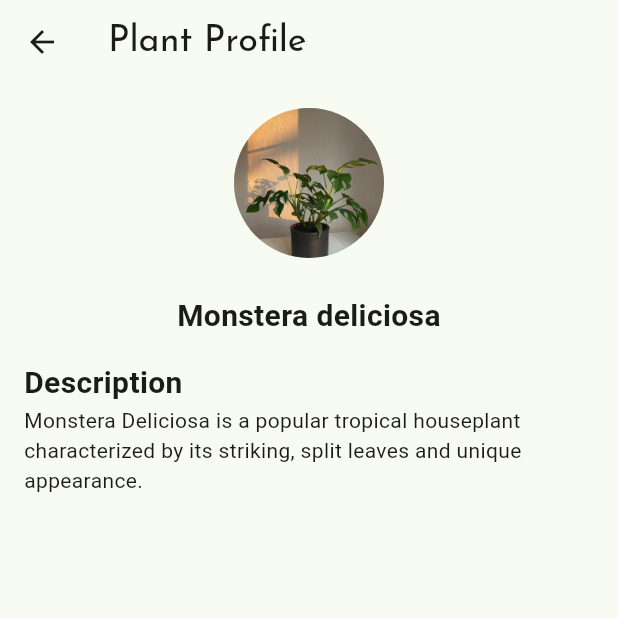
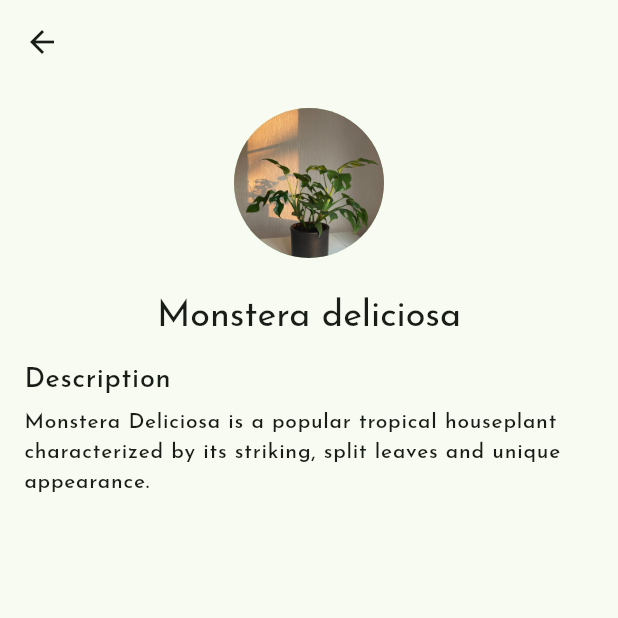
Before and after one commit to vanhalenar/plantapp, a Flutter app: the AddPlant screen opened directly, after a tap on "Monstera deliciosa", on a phone screen of 412 x 824 dp, the top half of it. Run offline on Flutter 3.47's test engine with Material 2 defaults, Android fonts, the phone set to English and light mode, and no system bars; our stand-ins replace google_fonts.

Commit message:
corrected font in plant database and profile

```diff
--- a/lib/main.dart
+++ b/lib/main.dart
@@ -26,6 +26,9 @@ class MyApp extends StatelessWidget {
             titleMedium: GoogleFonts.josefinSans(
               fontSize: 18,
               color: const Color(0xAA6E7487),
+            ),
+            labelSmall: GoogleFonts.josefinSans(
+              fontSize: 14,
             ),
             labelMedium: GoogleFonts.josefinSans(
               fontSize: 18,
--- a/lib/view/add_plant.dart
+++ b/lib/view/add_plant.dart
@@ -96,10 +96,7 @@ class PlantCard extends StatelessWidget {
                   children: [
                     Text(
                       plant.latin, // Displaying the Latin name of the plant
-                      style: TextStyle(
-                        fontSize: 16,
-                        fontWeight: FontWeight.bold,
-                      ),
+                      style: Theme.of(context).textTheme.labelMedium,
                     ),
                     Row(
                       children: [
--- a/lib/view/plant_profile.dart
+++ b/lib/view/plant_profile.dart
@@ -12,7 +12,10 @@ class PlantProfileCard extends StatelessWidget {
   Widget build(BuildContext context) {
     return Scaffold(
       appBar: AppBar(
-        title: Text('Plant Profile'),
+        title: Text(
+          '',
+          style: Theme.of(context).textTheme.titleLarge,
+        ),
       ),
       body: Center(
         child: Padding(
@@ -31,10 +34,7 @@ class PlantProfileCard extends StatelessWidget {
                   SizedBox(height: 24),
                   Text(
                     plant.latin,
-                    style: TextStyle(
-                      fontSize: 20,
-                      fontWeight: FontWeight.bold,
-                    ),
+                    style: Theme.of(context).textTheme.titleLarge,
                     textAlign: TextAlign.center,
                   ),
                 ],
@@ -43,13 +43,12 @@ class PlantProfileCard extends StatelessWidget {
             SizedBox(height: 16),
               Text(
                 'Description',
-                style: TextStyle(
-                  fontSize: 20,
-                  fontWeight: FontWeight.bold,
-                ),
+                style: Theme.of(context).textTheme.labelMedium,
               ),
+              SizedBox(height: 5),
               Text(
                 plant.description,
+                style: Theme.of(context).textTheme.labelSmall,
                 textAlign: TextAlign.left, // Align text to the left
               )
             ],
```
